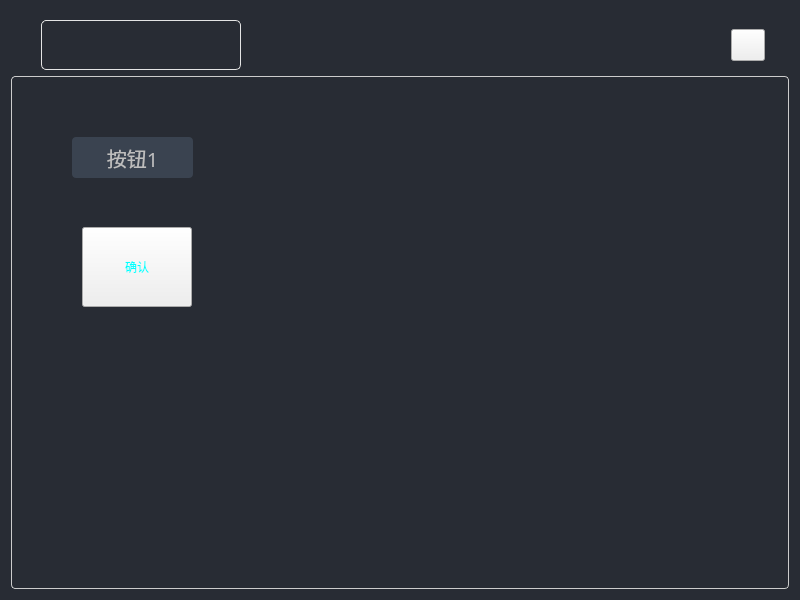
Before: the Qt Designer form QtDemo/widget.ui in Rationalha/Qt-Demos, drawn with Qt 5.
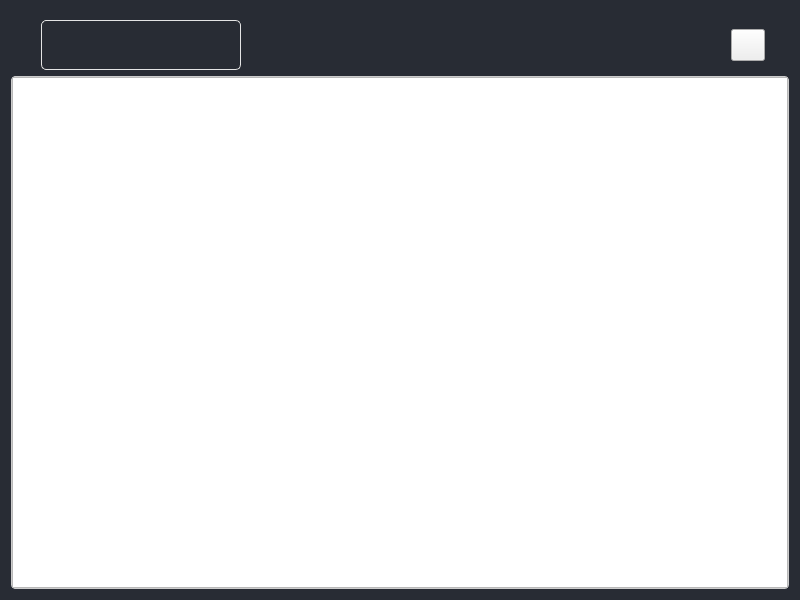
After: the same form once the commit is applied. The open tabs and pages were chosen to show the change. Icons and pictures are not drawn.

```diff
--- a/QtDemo/widget.ui
+++ b/QtDemo/widget.ui
@@ -235,7 +235,32 @@
        </property>
       </widget>
      </widget>
-     <widget class="QWidget" name="page_2"/>
+     <widget class="QWidget" name="page_table">
+      <layout class="QVBoxLayout" name="verticalLayout_2">
+       <property name="spacing">
+        <number>0</number>
+       </property>
+       <property name="leftMargin">
+        <number>0</number>
+       </property>
+       <property name="topMargin">
+        <number>0</number>
+       </property>
+       <property name="rightMargin">
+        <number>0</number>
+       </property>
+       <property name="bottomMargin">
+        <number>0</number>
+       </property>
+       <item>
+        <widget class="QTableView" name="tableView">
+         <property name="styleSheet">
+          <string notr="true"/>
+         </property>
+        </widget>
+       </item>
+      </layout>
+     </widget>
     </widget>
    </item>
   </layout>
```
